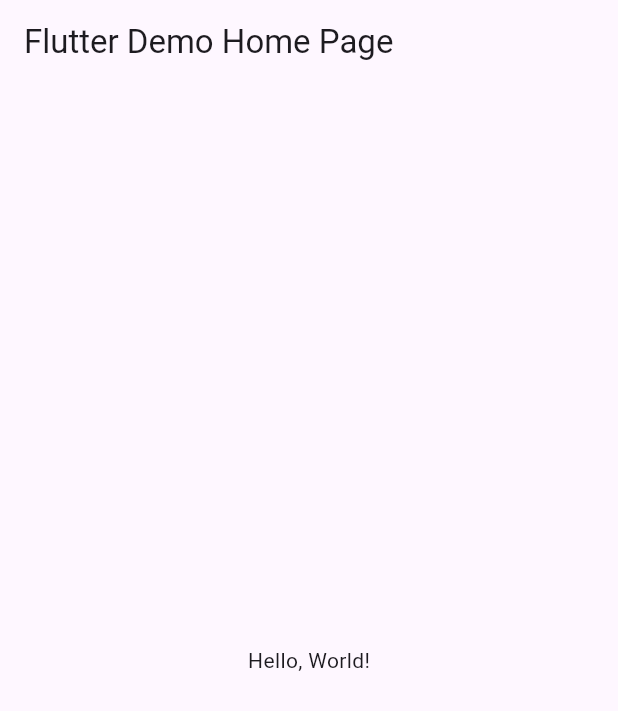
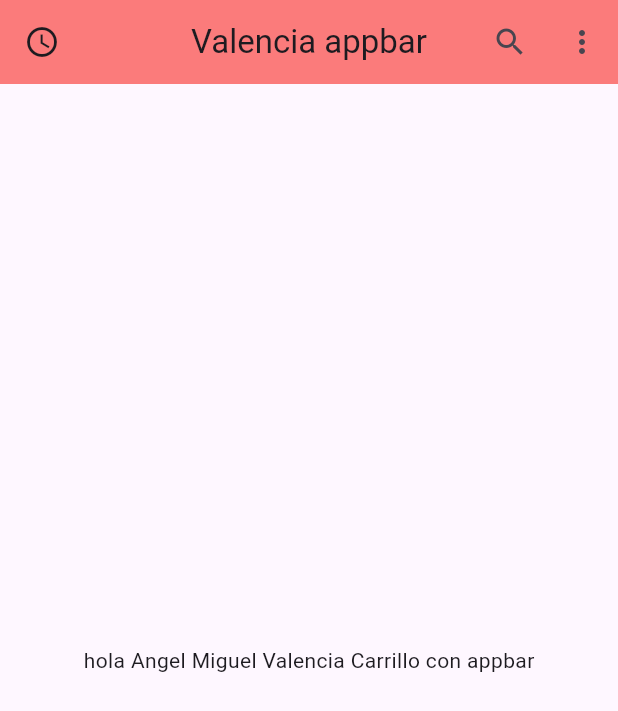
Before and after one commit to Angel-Miguel-Valencia-Carrillo/p6_appbar_Valencia, a Flutter app: the screen it shows after launch, on a phone screen of 412 x 824 dp. Shown: the top 711 px of the screen. Run offline on Flutter 3.47's test engine with Material 3 defaults, Android fonts, the phone set to English and light mode, and no system bars.

Commit message:
p6_appbar_Valenia

```diff
--- a/lib/main.dart
+++ b/lib/main.dart
@@ -8,8 +8,9 @@ class MyApp extends StatelessWidget {
   @override
   Widget build(BuildContext context) {
     return MaterialApp(
+      debugShowCheckedModeBanner: false,
       // Application name
-      title: 'Flutter Hello World',
+      title: 'Valencia flutter',
       // Application theme data, you can set the colors for the application as
       // you want
       theme: ThemeData(
@@ -17,7 +18,7 @@ class MyApp extends StatelessWidget {
         primarySwatch: Colors.blue,
       ),
       // A widget which will be started on application startup
-      home: MyHomePage(title: 'Flutter Demo Home Page'),
+      home: MyHomePage(title: 'Valencia appbar'),
     );
   }
 }
@@ -30,12 +31,26 @@ class MyHomePage extends StatelessWidget {
   Widget build(BuildContext context) {
     return Scaffold(
       appBar: AppBar(
-        // The title text which will be shown on the action bar
+        actions: [
+          IconButton(
+            icon: Icon(Icons.search),
+            onPressed: () {}, // lo que esta entre llaves son las acciones
+          ),
+          IconButton(
+            icon: Icon(
+              Icons.more_vert,
+            ),
+            onPressed: () {},
+          )
+        ],
+        backgroundColor: Color(0xfffb7b7b),
         title: Text(title),
+        leading: const Icon(Icons.access_time),
+        centerTitle: true,
       ),
       body: Center(
         child: Text(
-          'Hello, World!',
+          'hola Angel Miguel Valencia Carrillo con appbar',
         ),
       ),
     );
```
Also changed, not shown: 1 other file.
